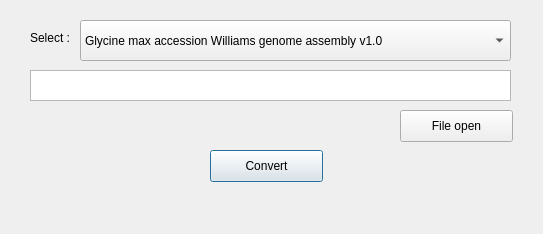
Before: the Qt Designer form VCFconverter.ui in biezz0210/vcfConverter, drawn with Qt 5.
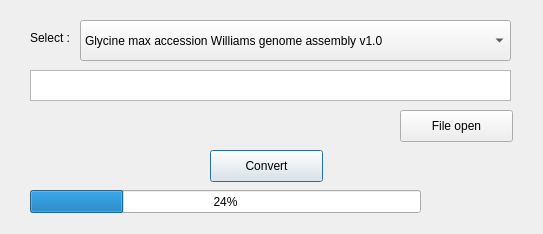
After: the same form once the commit is applied.

Patch:
```diff
--- a/VCFconverter.ui
+++ b/VCFconverter.ui
@@ -82,19 +82,30 @@
     <string>Select :</string>
    </property>
   </widget>
-  <widget class="QLabel" name="label_result">
+  <widget class="QProgressBar" name="progressBar">
+   <property name="enabled">
+    <bool>true</bool>
+   </property>
    <property name="geometry">
     <rect>
-     <x>420</x>
-     <y>180</y>
-     <width>111</width>
-     <height>31</height>
+     <x>30</x>
+     <y>190</y>
+     <width>391</width>
+     <height>23</height>
     </rect>
    </property>
-   <property name="font">
-    <font>
-     <pointsize>18</pointsize>
-    </font>
+   <property name="value">
+    <number>24</number>
+   </property>
+  </widget>
+  <widget class="QLabel" name="progress_label">
+   <property name="geometry">
+    <rect>
+     <x>450</x>
+     <y>190</y>
+     <width>60</width>
+     <height>16</height>
+    </rect>
    </property>
    <property name="text">
     <string/>
```
Left out of the diff: 6 changed lines with no effect on the pictures.
